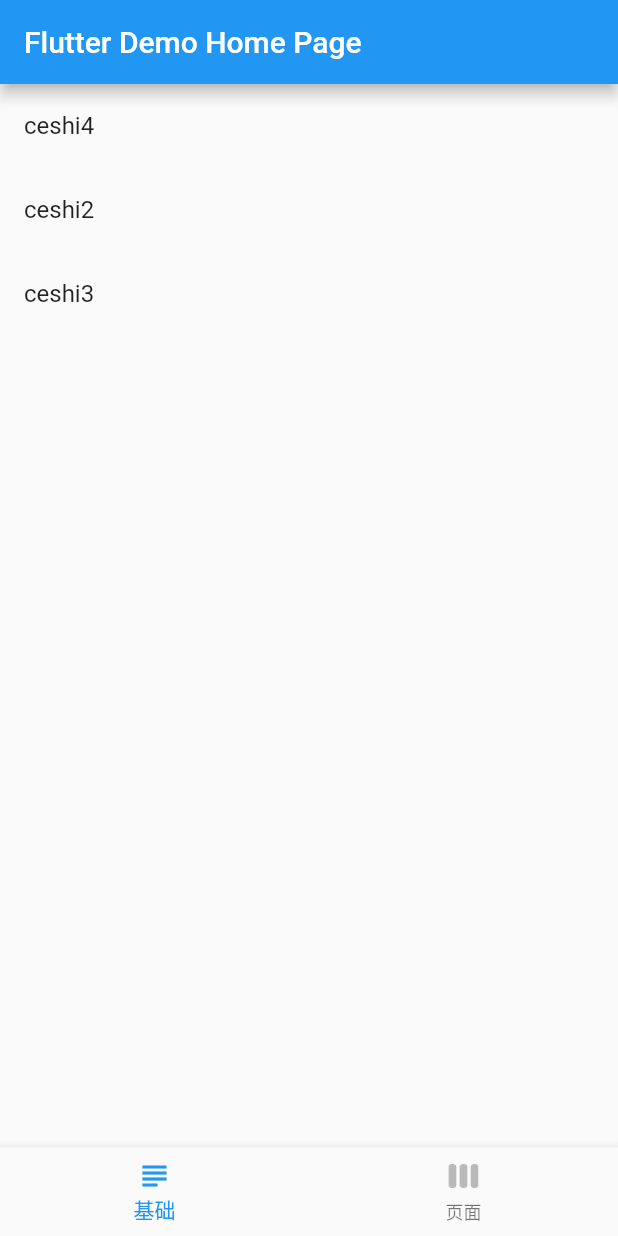
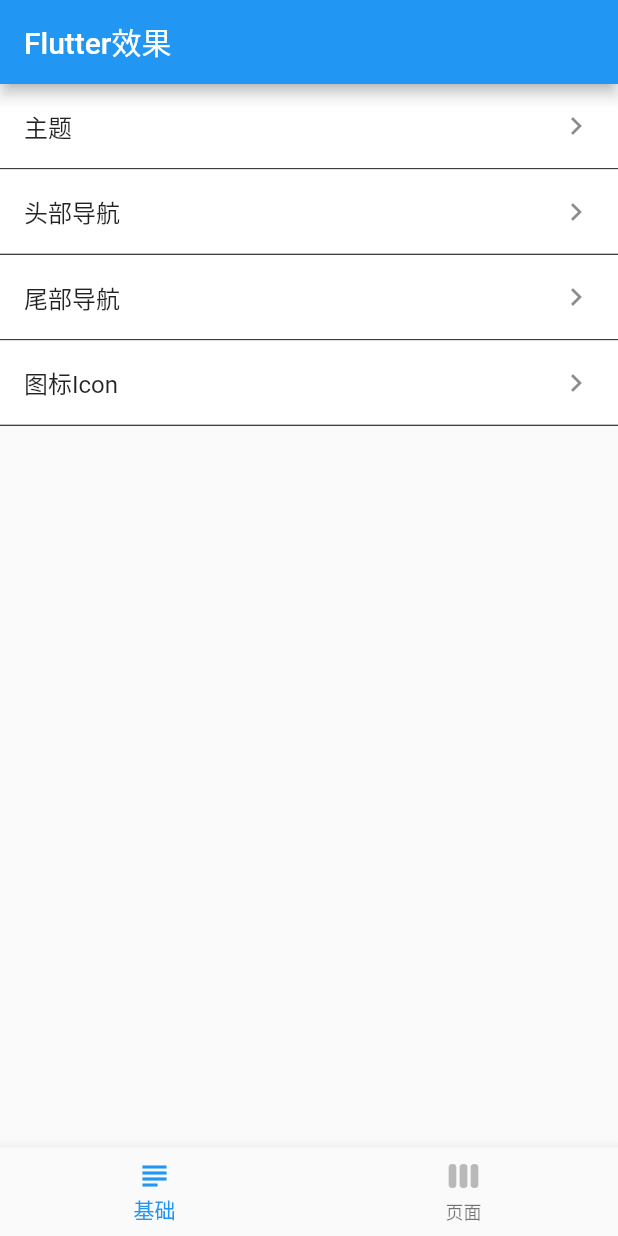
Before and after one commit to nieyafei/flutter_demo, a Flutter app: the screen it shows after launch, on a phone screen of 412 x 824 dp. Run offline on Flutter 3.47's test engine with Material 2 defaults, Android fonts, the phone set to English and light mode, and no system bars.

Commit message:
update 添加Icon

```diff
--- a/lib/main.dart
+++ b/lib/main.dart
@@ -1,6 +1,7 @@
 import 'package:flutter/material.dart';
 // pages
 import 'package:flutter_demo/pages/nav.dart';
+import 'package:flutter_demo/pages/route.dart';
 
 void main() => runApp(MyApp());
 
@@ -14,8 +15,8 @@ class MyApp extends StatelessWidget {
       theme: ThemeData(
         primarySwatch: Colors.blue
       ),
-      home: NavListPage(title: 'Flutter Demo Home Page'), // 路由默认
-      routes: {},// 路由配置
+      home: NavListPage(title: 'Flutter效果'), // 路由默认
+      routes: RoutePage.getRoutes(),// 路由配置
     );
   }
 }
--- /dev/null
+++ b/lib/pages/icon.dart
@@ -0,0 +1,20 @@
+import 'package:flutter/material.dart';
+
+class IconPage extends StatefulWidget{
+  IconPage({Key key, this.title}) : super(key: key);
+  final String title;
+
+  @override
+  _IconPageState createState() => _IconPageState();
+}
+
+class _IconPageState extends State<IconPage>{
+
+  @override
+  Widget build(BuildContext context){
+    return new Container(
+      color: Colors.white,
+      child: new Text('Icon主页'),
+    );
+  }
+}
--- a/lib/pages/nav.dart
+++ b/lib/pages/nav.dart
@@ -78,9 +78,10 @@ class __BasicNavCompState extends State<BasicNavComp>{
     /* listData['result'].forEach((res) {
       item.add(Nav(res.title,res.path));
     }); */
-    item.add(Nav('ceshi4','home'));
-    item.add(Nav('ceshi2','home'));
-    item.add(Nav('ceshi3','home'));
+    item.add(Nav('主题','home'));
+    item.add(Nav('头部导航','home'));
+    item.add(Nav('尾部导航','home'));
+    item.add(Nav('图标Icon','/icon'));
     setState(() {
       _items = item;
     });
@@ -91,8 +92,21 @@ class __BasicNavCompState extends State<BasicNavComp>{
     return new ListView.builder(
       itemCount: _items.length,
       itemBuilder: (context, index) {
-        return new ListTile(
-          title: new Text(_items[index].title),
+        return new Container(
+          color: Colors.white,
+          child: new Column(
+            children: <Widget>[
+              new ListTile(
+                title: new Text(_items[index].title),
+                trailing: Icon(Icons.keyboard_arrow_right),
+                onTap: (){
+                  Navigator.pushNamed(context, '/icon');
+                },
+              ),
+              new Divider(color: Colors.black,height: 1.0)
+            ],
+          ),
+          margin: EdgeInsets.all(0),
         );
       },
     );
--- /dev/null
+++ b/lib/pages/route.dart
@@ -0,0 +1,17 @@
+/* 路由页面 */
+import 'package:flutter_demo/pages/icon.dart';
+import 'package:flutter/material.dart';
+
+class RoutePage {
+  static String ICON_PAGE = '/icon';
+
+  static Map<String, WidgetBuilder> getRoutes() {
+    var route = {
+      ICON_PAGE: (BuildContext context) {
+        return IconPage(title: 'Flutter图标');
+      }
+    };
+
+    return route;
+  }
+}
```
